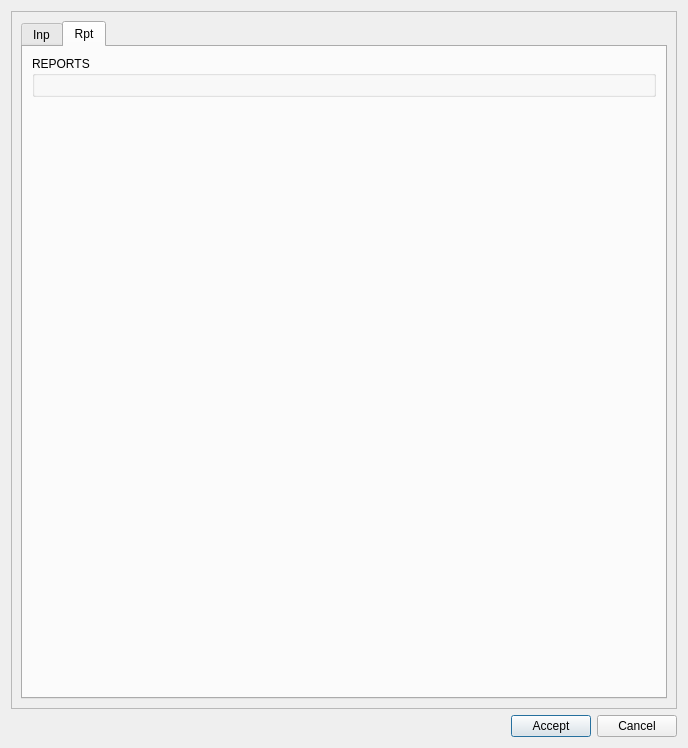
Old version of the form core/ui/toolbars/epa/go2epa_options.ui in the repository Giswater/giswater_qgis_plugin.
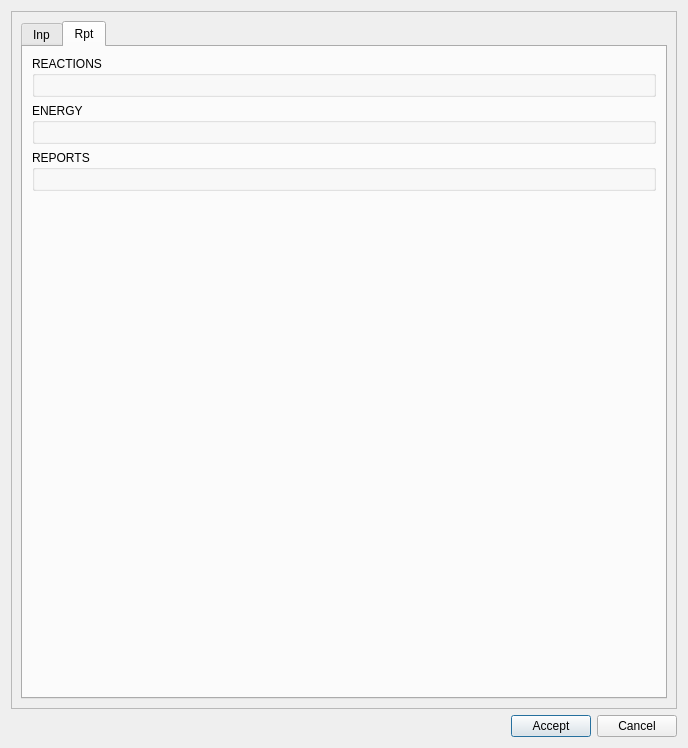
New version of the form. The open tabs and pages were chosen to show the change.

Commit message: add layouts on go2epa ui

```diff
--- a/core/ui/toolbars/epa/go2epa_options.ui
+++ b/core/ui/toolbars/epa/go2epa_options.ui
@@ -82,8 +82,8 @@
        <rect>
         <x>0</x>
         <y>0</y>
-        <width>668</width>
-        <height>697</height>
+        <width>664</width>
+        <height>687</height>
        </rect>
       </property>
       <layout class="QGridLayout" name="gridLayout_3">
@@ -182,8 +182,38 @@
           </attribute>
           <layout class="QGridLayout" name="gridLayout_7">
            <item row="0" column="0">
-            <layout class="QGridLayout" name="gridLayout_5">
-             <item row="0" column="0">
+            <layout class="QGridLayout" name="gridLayout_4">
+             <item row="1" column="0">
+              <widget class="QGroupBox" name="groupBox">
+               <property name="title">
+                <string>REACTIONS</string>
+               </property>
+               <layout class="QGridLayout" name="gridLayout_9">
+                <item row="0" column="0">
+                 <layout class="QGridLayout" name="lyt_reactions_1"/>
+                </item>
+                <item row="0" column="1">
+                 <layout class="QGridLayout" name="lyt_reactions_2"/>
+                </item>
+               </layout>
+              </widget>
+             </item>
+             <item row="2" column="0">
+              <widget class="QGroupBox" name="groupBox_2">
+               <property name="title">
+                <string>ENERGY</string>
+               </property>
+               <layout class="QGridLayout" name="gridLayout_15">
+                <item row="0" column="0">
+                 <layout class="QGridLayout" name="lyt_energy_1"/>
+                </item>
+                <item row="0" column="1">
+                 <layout class="QGridLayout" name="lyt_energy_2"/>
+                </item>
+               </layout>
+              </widget>
+             </item>
+             <item row="3" column="0">
               <widget class="QGroupBox" name="grb_reports">
                <property name="title">
                 <string>REPORTS</string>
@@ -200,7 +230,7 @@
              </item>
             </layout>
            </item>
-           <item row="1" column="0">
+           <item row="2" column="0">
             <spacer name="verticalSpacer_3">
              <property name="orientation">
               <enum>Qt::Vertical</enum>
```
Left out of the diff: 8 changed lines with no effect on the pictures.
